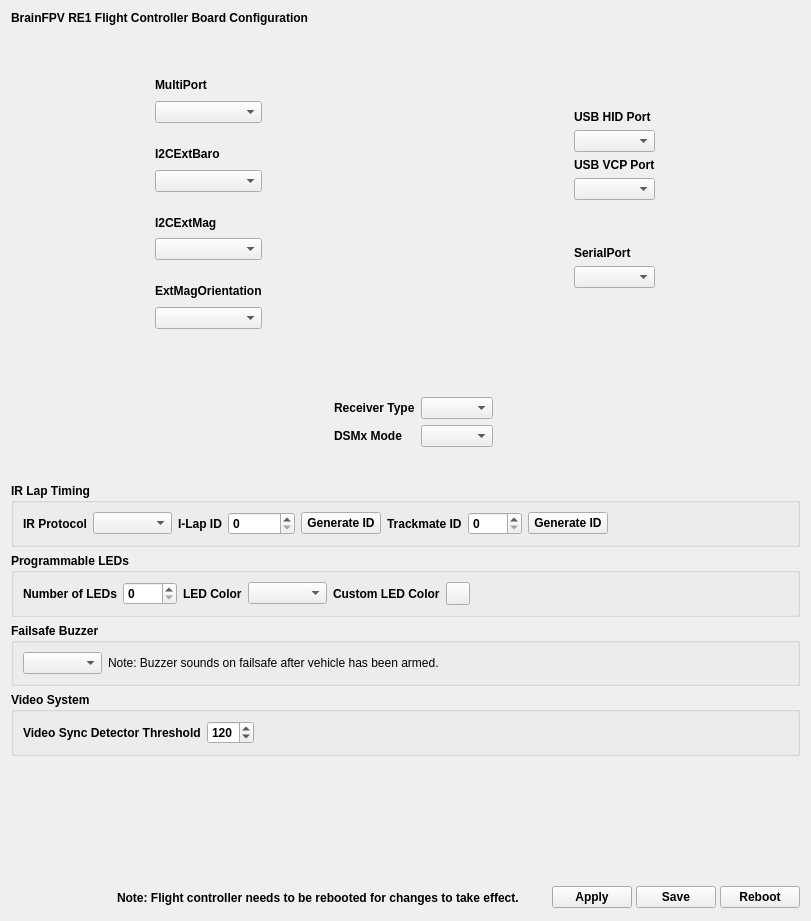
Old version of the form ground/gcs/src/plugins/boards_brainfpv/brainre1configuration.ui in the repository d-ronin/dRonin.
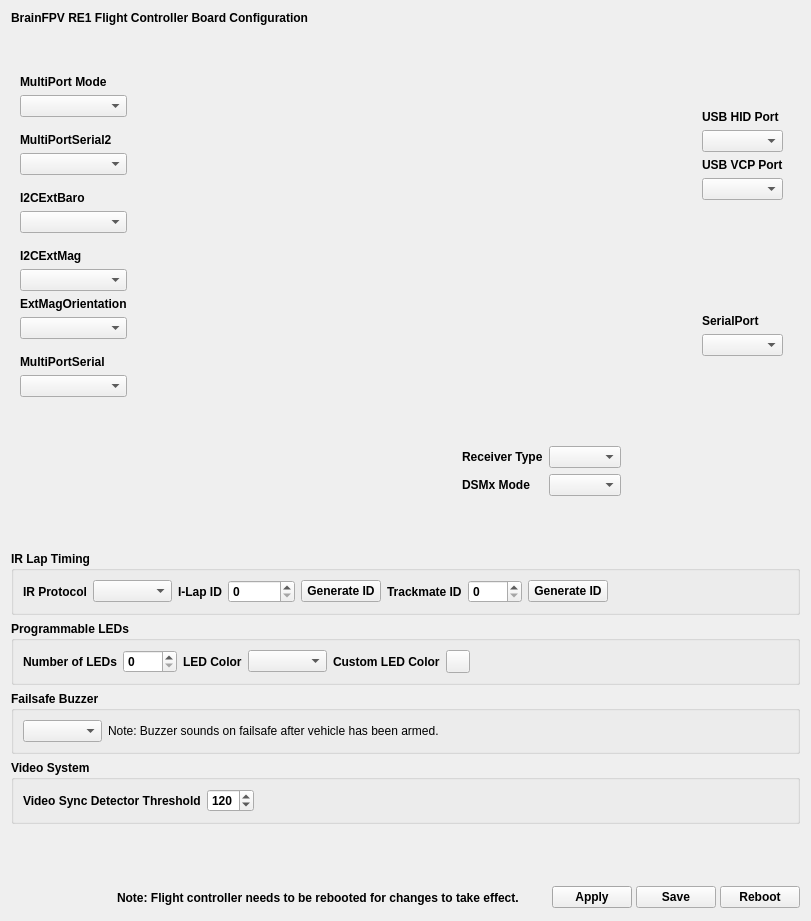
New version of the form. Icons and pictures are not drawn. Custom widgets are drawn as their Qt base class.

```diff
--- a/ground/gcs/src/plugins/boards_brainfpv/brainre1configuration.ui
+++ b/ground/gcs/src/plugins/boards_brainfpv/brainre1configuration.ui
@@ -112,7 +112,7 @@
              </spacer>
             </item>
             <item>
-             <widget class="QLabel" name="label_2">
+             <widget class="QLabel" name="label_17">
               <property name="font">
                <font>
                 <weight>75</weight>
@@ -120,7 +120,7 @@
                </font>
               </property>
               <property name="text">
-               <string>MultiPort</string>
+               <string>MultiPort Mode</string>
               </property>
              </widget>
             </item>
@@ -138,7 +138,36 @@
               <property name="sizeHint" stdset="0">
                <size>
                 <width>20</width>
-                <height>15</height>
+                <height>10</height>
+               </size>
+              </property>
+             </spacer>
+            </item>
+            <item>
+             <widget class="QLabel" name="labelMultiPortSerial2">
+              <property name="font">
+               <font>
+                <weight>75</weight>
+                <bold>true</bold>
+               </font>
+              </property>
+              <property name="text">
+               <string>MultiPortSerial2</string>
+              </property>
+             </widget>
+            </item>
+            <item>
+             <widget class="QComboBox" name="cmbMultiPortSerial2"/>
+            </item>
+            <item>
+             <spacer name="verticalSpacer">
+              <property name="orientation">
+               <enum>Qt::Vertical</enum>
+              </property>
+              <property name="sizeHint" stdset="0">
+               <size>
+                <width>20</width>
+                <height>10</height>
                </size>
               </property>
              </spacer>
@@ -177,7 +206,7 @@
               <property name="sizeHint" stdset="0">
                <size>
                 <width>20</width>
-                <height>15</height>
+                <height>10</height>
                </size>
               </property>
              </spacer>
@@ -206,23 +235,7 @@
              </widget>
             </item>
             <item>
-             <spacer name="verticalSpacer_12">
-              <property name="orientation">
-               <enum>Qt::Vertical</enum>
-              </property>
-              <property name="sizeType">
-               <enum>QSizePolicy::Fixed</enum>
-              </property>
-              <property name="sizeHint" stdset="0">
-               <size>
-                <width>20</width>
-                <height>15</height>
-               </size>
-              </property>
-             </spacer>
-            </item>
-            <item>
-             <widget class="QLabel" name="label_18">
+             <widget class="QLabel" name="labelExtMagOrientation">
               <property name="font">
                <font>
                 <weight>75</weight>
@@ -237,6 +250,38 @@
             <item>
              <widget class="QComboBox" name="cmbExtMagOrientation"/>
             </item>
+            <item>
+             <spacer name="verticalSpacer_12">
+              <property name="orientation">
+               <enum>Qt::Vertical</enum>
+              </property>
+              <property name="sizeType">
+               <enum>QSizePolicy::Fixed</enum>
+              </property>
+              <property name="sizeHint" stdset="0">
+               <size>
+                <width>20</width>
+                <height>10</height>
+               </size>
+              </property>
+             </spacer>
+            </item>
+            <item>
+             <widget class="QLabel" name="label_2">
+              <property name="font">
+               <font>
+                <weight>75</weight>
+                <bold>true</bold>
+               </font>
+              </property>
+              <property name="text">
+               <string>MultiPortSerial</string>
+              </property>
+             </widget>
+            </item>
+            <item>
+             <widget class="QComboBox" name="cmbMultiPortSerial"/>
+            </item>
             <item>
              <spacer name="verticalSpacer_8">
               <property name="orientation">
@@ -258,6 +303,33 @@
           <item>
            <layout class="QVBoxLayout" name="verticalLayout_3">
             <item>
+             <layout class="QHBoxLayout" name="horizontalLayout_10">
+              <item>
+               <widget class="QLabel" name="imgLabelMp">
+                <property name="sizePolicy">
+                 <sizepolicy hsizetype="Fixed" vsizetype="Fixed">
+                  <horstretch>0</horstretch>
+                  <verstretch>0</verstretch>
+                 </sizepolicy>
+                </property>
+                <property name="minimumSize">
+                 <size>
+                  <width>257</width>
+                  <height>300</height>
+                 </size>
+                </property>
+                <property name="maximumSize">
+                 <size>
+                  <width>257</width>
+                  <height>300</height>
+                 </size>
+                </property>
+                <property name="text">
+                 <string/>
+                </property>
+               </widget>
+              </item>
+              <item>
              <widget class="QLabel" name="imgLabel">
               <property name="sizePolicy">
                <sizepolicy hsizetype="Fixed" vsizetype="Fixed">
@@ -281,6 +353,8 @@
                <string/>
               </property>
              </widget>
+              </item>
+             </layout>
             </item>
             <item>
              <layout class="QGridLayout" name="gridLayout_3">
```
Left out of the diff: 2 changed lines with no effect on the pictures. Lines whose indentation alone changed are shown as unchanged.
